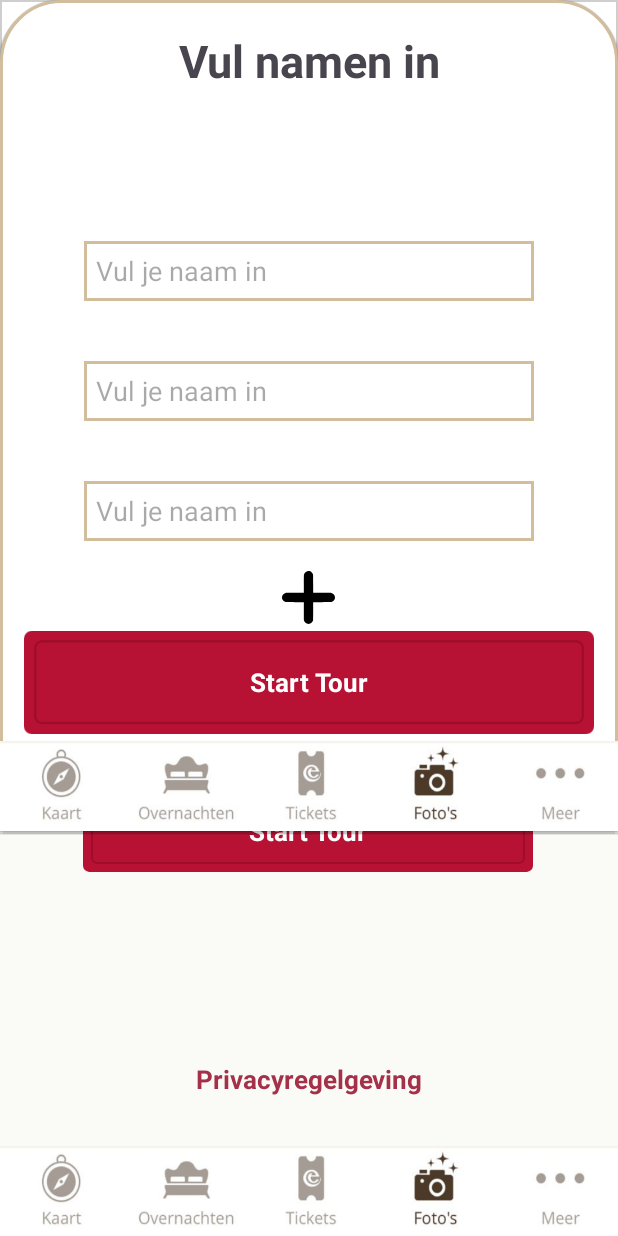
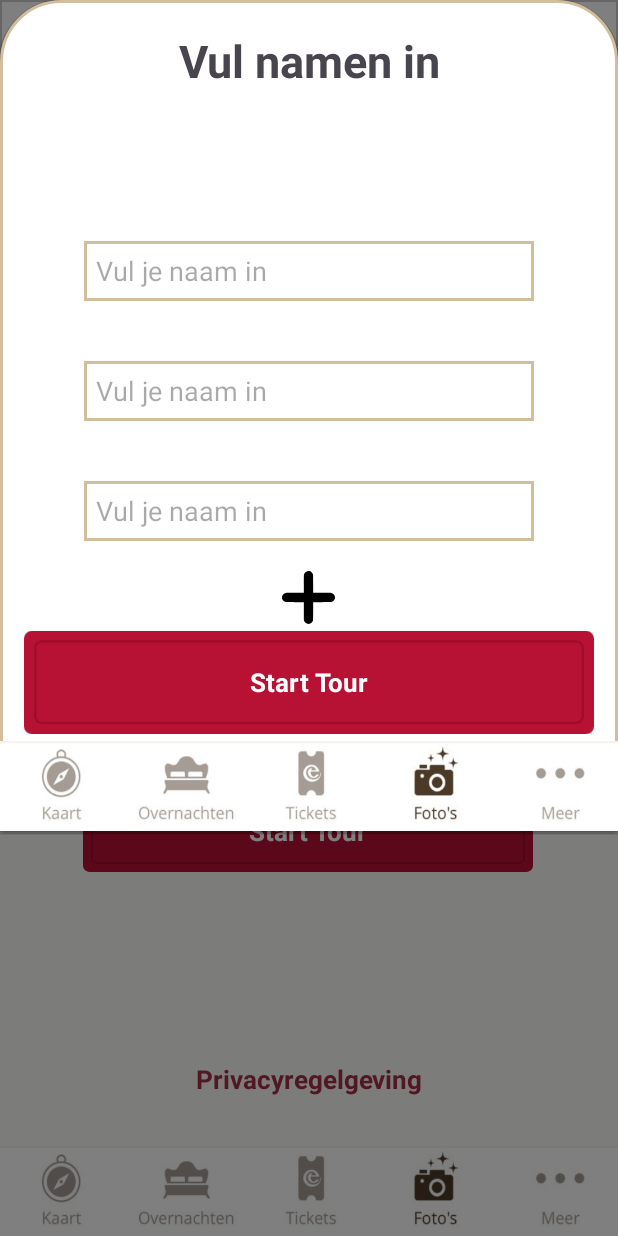
Before and after one commit to weshley1710/HolleBolleGijs, an Android app: the StarttourActivity screen opened directly, with no data from a screen before it, after a tap on "Holle Bolle Gijs", on a phone screen of 412 x 824 dp. Run offline under Robolectric (Android 15) with nearby library versions, the phone set to English and light mode, and no system bars.

Commit message:
overlay namen invoer popup werkend en doorsturen naar andere pagina nadat popup gesloten wordt

```diff
--- a/LocationApp/app/src/main/java/com/example/locationapp/StarttourActivity.kt
+++ b/LocationApp/app/src/main/java/com/example/locationapp/StarttourActivity.kt
@@ -8,7 +8,6 @@ import android.view.Gravity
 import android.view.LayoutInflater
 import android.view.View
 import android.view.WindowManager
-import android.widget.Button
 import android.view.ViewGroup
 import android.widget.EditText
 import android.widget.ImageButton
@@ -25,6 +24,7 @@ class StarttourActivity : AppCompatActivity() {
         setContentView(R.layout.activity_starttour)
 
         val startTourButton = findViewById<ImageButton>(R.id.starttourimagebutton)
+        val overlay = findViewById<View>(R.id.overlay)
 
         startTourButton.setOnClickListener {
             val inflater = getSystemService(Context.LAYOUT_INFLATER_SERVICE) as LayoutInflater
@@ -32,12 +32,15 @@ class StarttourActivity : AppCompatActivity() {
 
             val btnAddEditText = popupView.findViewById<ImageButton>(R.id.imageButton4)
 
+            val closeButton = popupView.findViewById<ImageButton>(R.id.btnOk)
+
             val popupWindow = PopupWindow(
                 popupView,
                 WindowManager.LayoutParams.MATCH_PARENT,
                 WindowManager.LayoutParams.WRAP_CONTENT
             )
 
+            overlay.visibility = View.VISIBLE
 
             btnAddEditText.setOnClickListener {
                 val newEditText = EditText(this@StarttourActivity)
@@ -68,6 +71,19 @@ class StarttourActivity : AppCompatActivity() {
 
             popupWindow.isFocusable = true
             popupWindow.showAtLocation(popupView, Gravity.BOTTOM, 0, 0)
+
+            popupWindow.setOnDismissListener {
+                overlay.visibility = View.GONE
+            }
+
+            popupWindow.setOnDismissListener {
+                val intent = Intent(this@StarttourActivity, OverviewActivity::class.java)
+                startActivity(intent)
+            }
+
+            closeButton.setOnClickListener {
+                popupWindow.dismiss()
+            }
         }
     }
 }
--- a/LocationApp/app/src/main/res/layout/activity_starttour.xml
+++ b/LocationApp/app/src/main/res/layout/activity_starttour.xml
@@ -63,7 +63,8 @@
         app:layout_constraintEnd_toEndOf="parent"
         app:layout_constraintStart_toStartOf="parent"
         app:layout_constraintTop_toBottomOf="@id/relativeLayout"
-        app:srcCompat="@drawable/schermtour" />
+        app:srcCompat="@drawable/schermtour"
+        android:contentDescription="@string/HolleBolleGijs" />
 
     <ImageButton
         android:id="@+id/starttourimagebutton"
@@ -123,7 +124,8 @@
         android:elevation="8dp"
         app:srcCompat="@drawable/arrow"
         app:layout_constraintStart_toStartOf="parent"
-        app:layout_constraintTop_toTopOf="parent" />
+        app:layout_constraintTop_toTopOf="parent"
+        android:contentDescription="@string/HolleBolleGijs" />
 
 
     <ImageView
@@ -138,4 +140,11 @@
         app:layout_constraintEnd_toEndOf="parent"
         app:layout_constraintStart_toStartOf="parent" />
 
+    <View
+        android:id="@+id/overlay"
+        android:layout_width="match_parent"
+        android:layout_height="match_parent"
+        android:background="#80000000"
+        android:visibility="gone" />
+
 </androidx.constraintlayout.widget.ConstraintLayout>
```
